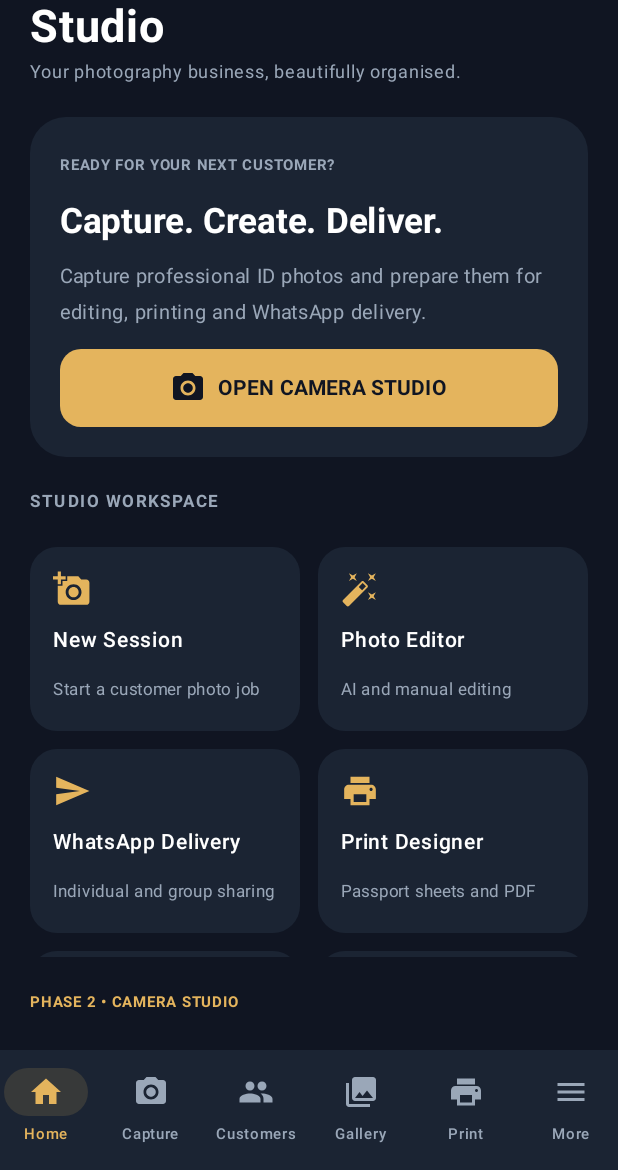
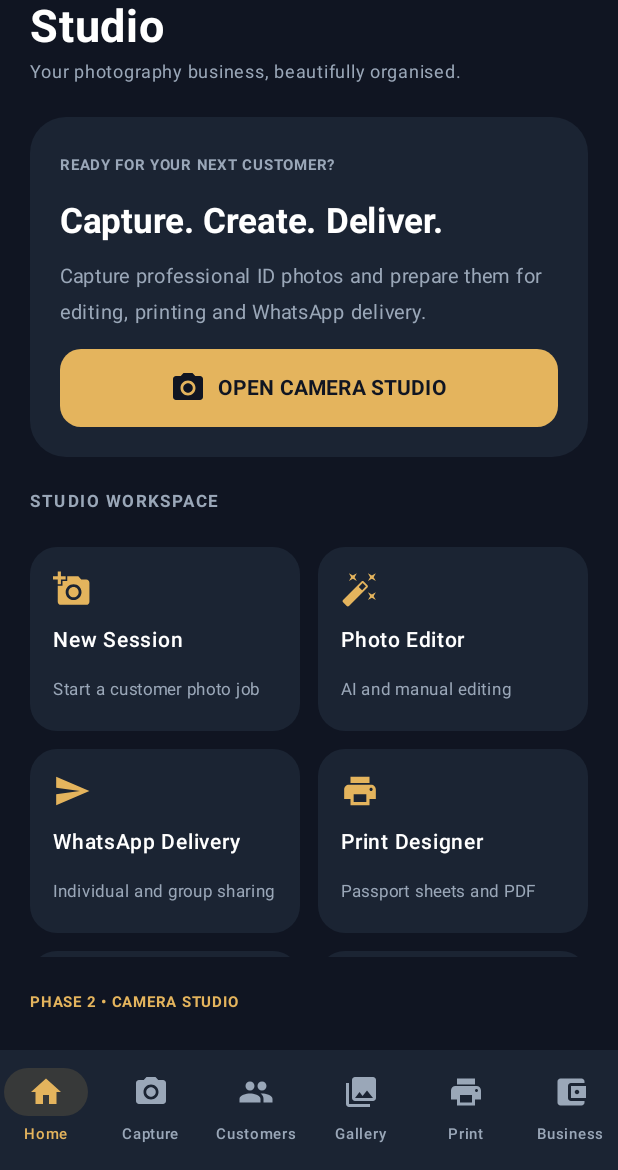
Before and after one commit to sdordzie/PassportStudio-SKD, an Android app built with Jetpack Compose: the screen it shows after launch (MainActivity), on a phone screen of 412 x 824 dp, the part 66-1236 px from its top. Run offline under Robolectric (Android 15) with nearby library versions, the phone set to English and light mode, and no system bars; libraries missing offline, so code that uses them is left out: androidx.camera.core, androidx.camera.lifecycle, androidx.camera.view, com.google.mlkit.vision.

Commit message:
Connect Phase 6 business management screen

```diff
--- a/AndroidNative/app/src/main/java/gh/com/bigsammy/passportpro/MainActivity.kt
+++ b/AndroidNative/app/src/main/java/gh/com/bigsammy/passportpro/MainActivity.kt
@@ -73,7 +73,7 @@ private fun PassportProApp() {
     MaterialTheme(colorScheme = darkColorScheme(primary = Gold, background = Ink, surface = Panel, onBackground = Color.White, onSurface = Color.White)) {
         Scaffold(containerColor = Ink, bottomBar = {
             NavigationBar(containerColor = Panel) {
-                listOf("Home" to Icons.Default.Home, "Capture" to Icons.Default.CameraAlt, "Customers" to Icons.Default.People, "Gallery" to Icons.Default.PhotoLibrary, "Print" to Icons.Default.Print, "More" to Icons.Default.Menu).forEach { (label, icon) ->
+                listOf("Home" to Icons.Default.Home, "Capture" to Icons.Default.CameraAlt, "Customers" to Icons.Default.People, "Gallery" to Icons.Default.PhotoLibrary, "Print" to Icons.Default.Print, "Business" to Icons.Default.AccountBalanceWallet).forEach { (label, icon) ->
                     NavigationBarItem(selected = tab == label, onClick = { tab = label }, icon = { Icon(icon, contentDescription = label) }, label = { Text(label, fontSize = 10.sp) }, colors = NavigationBarItemDefaults.colors(selectedIconColor = Gold, selectedTextColor = Gold, indicatorColor = Gold.copy(alpha = .14f), unselectedIconColor = Muted, unselectedTextColor = Muted))
                 }
             }
@@ -84,6 +84,7 @@ private fun PassportProApp() {
                 "Customers" -> CustomersScreen(Modifier.padding(padding))
                 "Gallery" -> GalleryScreen(Modifier.padding(padding))
                 "Print" -> PrintDesignerScreen(Modifier.padding(padding))
+                "Business" -> BusinessManagementScreen(Modifier.padding(padding))
                 else -> Workspace(tab, Modifier.padding(padding))
             }
         }
```
